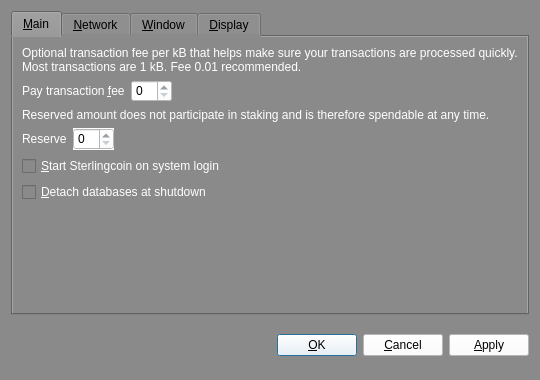
The window that src/qt/forms/optionsdialog.ui (Sterlingcoin/Sterlingcoin-1.6.2.0-Release) describes before a commit, drawn with Qt 5.
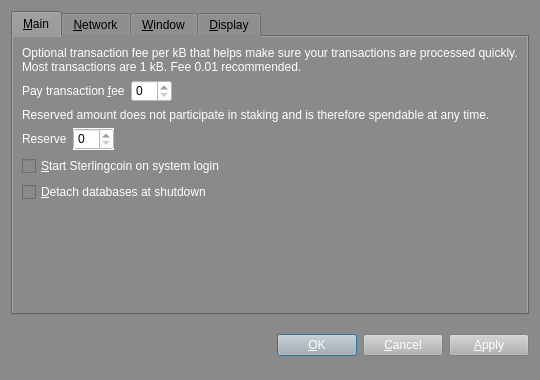
The same window after the commit. The open tabs and pages were chosen to show the change. Custom widgets are drawn as their Qt base class.

The edit to the form file:
```diff
--- a/src/qt/forms/optionsdialog.ui
+++ b/src/qt/forms/optionsdialog.ui
@@ -7283,36 +7283,36 @@
           <colorrole role="Button">
            <brush brushstyle="SolidPattern">
             <color alpha="255">
-             <red>255</red>
-             <green>255</green>
-             <blue>255</blue>
+             <red>178</red>
+             <green>178</green>
+             <blue>178</blue>
             </color>
            </brush>
           </colorrole>
           <colorrole role="ButtonText">
            <brush brushstyle="SolidPattern">
             <color alpha="255">
-             <red>0</red>
-             <green>0</green>
-             <blue>0</blue>
+             <red>255</red>
+             <green>255</green>
+             <blue>255</blue>
             </color>
            </brush>
           </colorrole>
           <colorrole role="Base">
            <brush brushstyle="SolidPattern">
             <color alpha="255">
-             <red>255</red>
-             <green>255</green>
-             <blue>255</blue>
+             <red>178</red>
+             <green>178</green>
+             <blue>178</blue>
             </color>
            </brush>
           </colorrole>
           <colorrole role="Window">
            <brush brushstyle="SolidPattern">
             <color alpha="255">
-             <red>255</red>
-             <green>255</green>
-             <blue>255</blue>
+             <red>178</red>
+             <green>178</green>
+             <blue>178</blue>
             </color>
            </brush>
           </colorrole>
@@ -7330,36 +7330,36 @@
           <colorrole role="Button">
            <brush brushstyle="SolidPattern">
             <color alpha="255">
-             <red>255</red>
-             <green>255</green>
-             <blue>255</blue>
+             <red>178</red>
+             <green>178</green>
+             <blue>178</blue>
             </color>
            </brush>
           </colorrole>
           <colorrole role="ButtonText">
            <brush brushstyle="SolidPattern">
             <color alpha="255">
-             <red>0</red>
-             <green>0</green>
-             <blue>0</blue>
+             <red>255</red>
+             <green>255</green>
+             <blue>255</blue>
             </color>
            </brush>
           </colorrole>
           <colorrole role="Base">
            <brush brushstyle="SolidPattern">
             <color alpha="255">
-             <red>255</red>
-             <green>255</green>
-             <blue>255</blue>
+             <red>178</red>
+             <green>178</green>
+             <blue>178</blue>
             </color>
            </brush>
           </colorrole>
           <colorrole role="Window">
            <brush brushstyle="SolidPattern">
             <color alpha="255">
-             <red>255</red>
-             <green>255</green>
-             <blue>255</blue>
+             <red>178</red>
+             <green>178</green>
+             <blue>178</blue>
             </color>
            </brush>
           </colorrole>
@@ -7377,9 +7377,9 @@
           <colorrole role="Button">
            <brush brushstyle="SolidPattern">
             <color alpha="255">
-             <red>255</red>
-             <green>255</green>
-             <blue>255</blue>
+             <red>178</red>
+             <green>178</green>
+             <blue>178</blue>
             </color>
            </brush>
           </colorrole>
@@ -7395,18 +7395,18 @@
           <colorrole role="Base">
            <brush brushstyle="SolidPattern">
             <color alpha="255">
-             <red>255</red>
-             <green>255</green>
-             <blue>255</blue>
+             <red>178</red>
+             <green>178</green>
+             <blue>178</blue>
             </color>
            </brush>
           </colorrole>
           <colorrole role="Window">
            <brush brushstyle="SolidPattern">
             <color alpha="255">
-             <red>255</red>
-             <green>255</green>
-             <blue>255</blue>
+             <red>178</red>
+             <green>178</green>
+             <blue>178</blue>
             </color>
            </brush>
           </colorrole>
@@ -7417,7 +7417,7 @@
         <bool>false</bool>
        </property>
        <property name="styleSheet">
-        <string notr="true">background-color: rgb(255, 255, 255);</string>
+        <string notr="true">background-color: rgb(178, 178, 178);</string>
        </property>
        <property name="text">
         <string>&amp;OK</string>
@@ -7441,36 +7441,36 @@
           <colorrole role="Button">
            <brush brushstyle="SolidPattern">
             <color alpha="255">
-             <red>255</red>
-             <green>255</green>
-             <blue>255</blue>
+             <red>178</red>
+             <green>178</green>
+             <blue>178</blue>
             </color>
            </brush>
           </colorrole>
           <colorrole role="ButtonText">
            <brush brushstyle="SolidPattern">
             <color alpha="255">
-             <red>0</red>
-             <green>0</green>
-             <blue>0</blue>
+             <red>255</red>
+             <green>255</green>
+             <blue>255</blue>
             </color>
            </brush>
           </colorrole>
           <colorrole role="Base">
            <brush brushstyle="SolidPattern">
             <color alpha="255">
-             <red>255</red>
-             <green>255</green>
-             <blue>255</blue>
+             <red>178</red>
+             <green>178</green>
+             <blue>178</blue>
             </color>
            </brush>
           </colorrole>
           <colorrole role="Window">
            <brush brushstyle="SolidPattern">
             <color alpha="255">
-             <red>255</red>
-             <green>255</green>
-             <blue>255</blue>
+             <red>178</red>
+             <green>178</green>
+             <blue>178</blue>
             </color>
            </brush>
           </colorrole>
@@ -7488,36 +7488,36 @@
           <colorrole role="Button">
            <brush brushstyle="SolidPattern">
             <color alpha="255">
-             <red>255</red>
-             <green>255</green>
-             <blue>255</blue>
+             <red>178</red>
+             <green>178</green>
+             <blue>178</blue>
             </color>
            </brush>
           </colorrole>
           <colorrole role="ButtonText">
            <brush brushstyle="SolidPattern">
             <color alpha="255">
-             <red>0</red>
-             <green>0</green>
-             <blue>0</blue>
+             <red>255</red>
+             <green>255</green>
+             <blue>255</blue>
             </color>
            </brush>
           </colorrole>
           <colorrole role="Base">
            <brush brushstyle="SolidPattern">
             <color alpha="255">
-             <red>255</red>
-             <green>255</green>
-             <blue>255</blue>
+             <red>178</red>
+             <green>178</green>
+             <blue>178</blue>
             </color>
            </brush>
           </colorrole>
           <colorrole role="Window">
            <brush brushstyle="SolidPattern">
             <color alpha="255">
-             <red>255</red>
-             <green>255</green>
-             <blue>255</blue>
+             <red>178</red>
+             <green>178</green>
+             <blue>178</blue>
             </color>
            </brush>
           </colorrole>
@@ -7535,9 +7535,9 @@
           <colorrole role="Button">
            <brush brushstyle="SolidPattern">
             <color alpha="255">
-             <red>255</red>
-             <green>255</green>
-             <blue>255</blue>
+             <red>178</red>
+             <green>178</green>
+             <blue>178</blue>
             </color>
            </brush>
           </colorrole>
@@ -7553,18 +7553,18 @@
           <colorrole role="Base">
            <brush brushstyle="SolidPattern">
             <color alpha="255">
-             <red>255</red>
-             <green>255</green>
-             <blue>255</blue>
+             <red>178</red>
+             <green>178</green>
+             <blue>178</blue>
             </color>
            </brush>
           </colorrole>
           <colorrole role="Window">
            <brush brushstyle="SolidPattern">
             <color alpha="255">
-             <red>255</red>
-             <green>255</green>
-             <blue>255</blue>
+             <red>178</red>
+             <green>178</green>
+             <blue>178</blue>
             </color>
            </brush>
           </colorrole>
@@ -7575,7 +7575,7 @@
         <bool>false</bool>
        </property>
        <property name="styleSheet">
-        <string notr="true">background-color: rgb(255, 255, 255);</string>
+        <string notr="true">background-color: rgb(178, 178, 178);</string>
        </property>
        <property name="text">
         <string>&amp;Cancel</string>
@@ -7602,36 +7602,36 @@
           <colorrole role="Button">
            <brush brushstyle="SolidPattern">
             <color alpha="255">
-             <red>255</red>
-             <green>255</green>
-             <blue>255</blue>
+             <red>178</red>
+             <green>178</green>
+             <blue>178</blue>
             </color>
            </brush>
           </colorrole>
           <colorrole role="ButtonText">
            <brush brushstyle="SolidPattern">
             <color alpha="255">
-             <red>0</red>
-             <green>0</green>
-             <blue>0</blue>
+             <red>255</red>
+             <green>255</green>
+             <blue>255</blue>
             </color>
            </brush>
           </colorrole>
           <colorrole role="Base">
            <brush brushstyle="SolidPattern">
             <color alpha="255">
-             <red>255</red>
-             <green>255</green>
-             <blue>255</blue>
+             <red>178</red>
+             <green>178</green>
+             <blue>178</blue>
             </color>
            </brush>
           </colorrole>
           <colorrole role="Window">
            <brush brushstyle="SolidPattern">
             <color alpha="255">
-             <red>255</red>
-             <green>255</green>
-             <blue>255</blue>
+             <red>178</red>
+             <green>178</green>
+             <blue>178</blue>
             </color>
            </brush>
           </colorrole>
@@ -7649,36 +7649,36 @@
           <colorrole role="Button">
            <brush brushstyle="SolidPattern">
             <color alpha="255">
-             <red>255</red>
-             <green>255</green>
-             <blue>255</blue>
+             <red>178</red>
+             <green>178</green>
+             <blue>178</blue>
             </color>
            </brush>
           </colorrole>
           <colorrole role="ButtonText">
            <brush brushstyle="SolidPattern">
             <color alpha="255">
-             <red>0</red>
-             <green>0</green>
-             <blue>0</blue>
+             <red>255</red>
+             <green>255</green>
+             <blue>255</blue>
             </color>
            </brush>
           </colorrole>
           <colorrole role="Base">
            <brush brushstyle="SolidPattern">
             <color alpha="255">
-             <red>255</red>
-             <green>255</green>
-             <blue>255</blue>
+             <red>178</red>
+             <green>178</green>
+             <blue>178</blue>
             </color>
            </brush>
           </colorrole>
           <colorrole role="Window">
            <brush brushstyle="SolidPattern">
             <color alpha="255">
-             <red>255</red>
-             <green>255</green>
-             <blue>255</blue>
+             <red>178</red>
+             <green>178</green>
+             <blue>178</blue>
             </color>
            </brush>
           </colorrole>
@@ -7696,36 +7696,36 @@
           <colorrole role="Button">
            <brush brushstyle="SolidPattern">
             <color alpha="255">
-             <red>255</red>
-             <green>255</green>
-             <blue>255</blue>
+             <red>178</red>
+             <green>178</green>
+             <blue>178</blue>
             </color>
            </brush>
           </colorrole>
           <colorrole role="ButtonText">
            <brush brushstyle="SolidPattern">
             <color alpha="255">
-             <red>69</red>
-             <green>69</green>
-             <blue>69</blue>
+             <red>207</red>
+             <green>207</green>
+             <blue>207</blue>
             </color>
            </brush>
           </colorrole>
           <colorrole role="Base">
            <brush brushstyle="SolidPattern">
             <color alpha="255">
-             <red>255</red>
-             <green>255</green>
-             <blue>255</blue>
+             <red>178</red>
+             <green>178</green>
+             <blue>178</blue>
             </color>
            </brush>
           </colorrole>
           <colorrole role="Window">
            <brush brushstyle="SolidPattern">
             <color alpha="255">
-             <red>255</red>
-             <green>255</green>
-             <blue>255</blue>
+             <red>178</red>
+             <green>178</green>
+             <blue>178</blue>
             </color>
            </brush>
           </colorrole>
@@ -7736,7 +7736,7 @@
         <bool>false</bool>
        </property>
        <property name="styleSheet">
-        <string notr="true">background-color: rgb(255, 255, 255);</string>
+        <string notr="true">background-color: rgb(178, 178, 178);</string>
        </property>
        <property name="text">
         <string>&amp;Apply</string>
```
Left out of the diff: 2 changed lines with no effect on the pictures.
